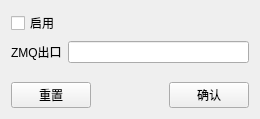
The window that zmqout.ui (aspirefhaha/telemetryCapture) describes before a commit, drawn with Qt 5.
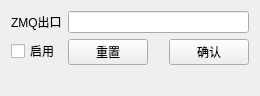
The same window after the commit.

```diff
--- a/zmqout.ui
+++ b/zmqout.ui
@@ -7,7 +7,7 @@
     <x>0</x>
     <y>0</y>
     <width>260</width>
-    <height>119</height>
+    <height>96</height>
    </rect>
   </property>
   <property name="windowTitle">
@@ -16,13 +16,6 @@
   <layout class="QVBoxLayout" name="verticalLayout_2">
    <item>
     <layout class="QVBoxLayout" name="verticalLayout">
-     <item>
-      <widget class="QCheckBox" name="ckEnabled">
-       <property name="text">
-        <string>启用</string>
-       </property>
-      </widget>
-     </item>
      <item>
       <layout class="QFormLayout" name="formLayout">
        <item row="0" column="0">
@@ -35,9 +28,7 @@
        <item row="0" column="1">
         <widget class="QLineEdit" name="leZMQURL"/>
        </item>
-      </layout>
-     </item>
-     <item>
+       <item row="1" column="1">
       <layout class="QHBoxLayout" name="horizontalLayout_3">
        <property name="sizeConstraint">
         <enum>QLayout::SetDefaultConstraint</enum>
@@ -66,6 +57,15 @@
         <widget class="QPushButton" name="pbConfirm">
          <property name="text">
           <string>确认</string>
+           </property>
+          </widget>
+         </item>
+        </layout>
+       </item>
+       <item row="1" column="0">
+        <widget class="QCheckBox" name="ckEnabled">
+         <property name="text">
+          <string>启用</string>
          </property>
         </widget>
        </item>
```
Lines whose indentation alone changed are shown as unchanged.
